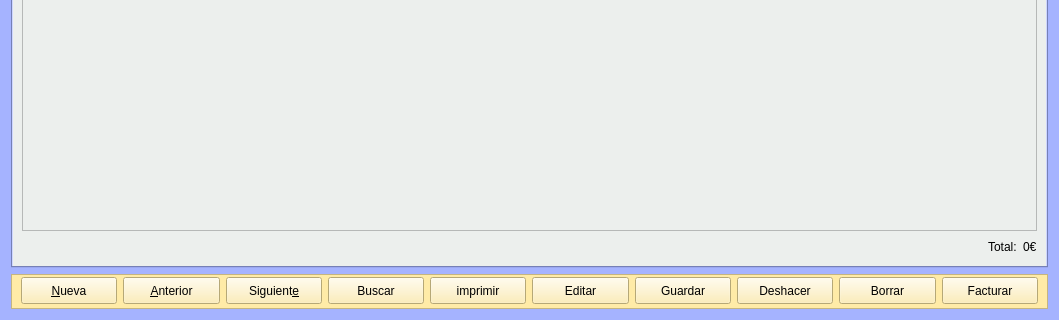
The window that Zona_Compras/frmalbaranproveedor.ui (arcnexus/RedFoX) describes before a commit, drawn with Qt 5; both pictures show x 0 to 1059 and y 187 to 507 of the 1059 by 507 pixel window.
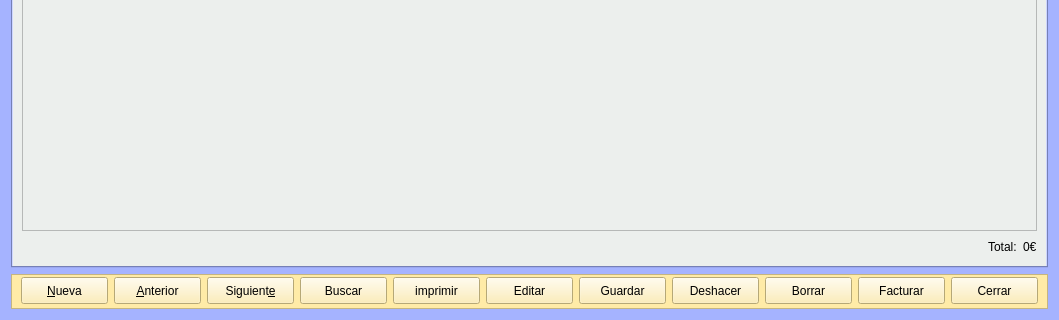
The same window after the commit. Icons and pictures are not drawn.

Commit message: Boton cerrar en pedido/albaran/factura a proveedores en ventana externa

The edit to the form file:
```diff
--- a/Zona_Compras/frmalbaranproveedor.ui
+++ b/Zona_Compras/frmalbaranproveedor.ui
@@ -2282,6 +2282,29 @@
         </property>
        </widget>
       </item>
+      <item>
+       <widget class="QPushButton" name="btn_cerrar">
+        <property name="minimumSize">
+         <size>
+          <width>0</width>
+          <height>27</height>
+         </size>
+        </property>
+        <property name="text">
+         <string>Cerrar</string>
+        </property>
+        <property name="icon">
+         <iconset resource="../maya.qrc">
+          <normaloff>:/Icons/PNG/Exit.png</normaloff>:/Icons/PNG/Exit.png</iconset>
+        </property>
+        <property name="iconSize">
+         <size>
+          <width>24</width>
+          <height>24</height>
+         </size>
+        </property>
+       </widget>
+      </item>
      </layout>
     </widget>
    </item>
```
Left out of the diff: 19 changed lines with no effect on the pictures. The commit also changes 9 other files.
